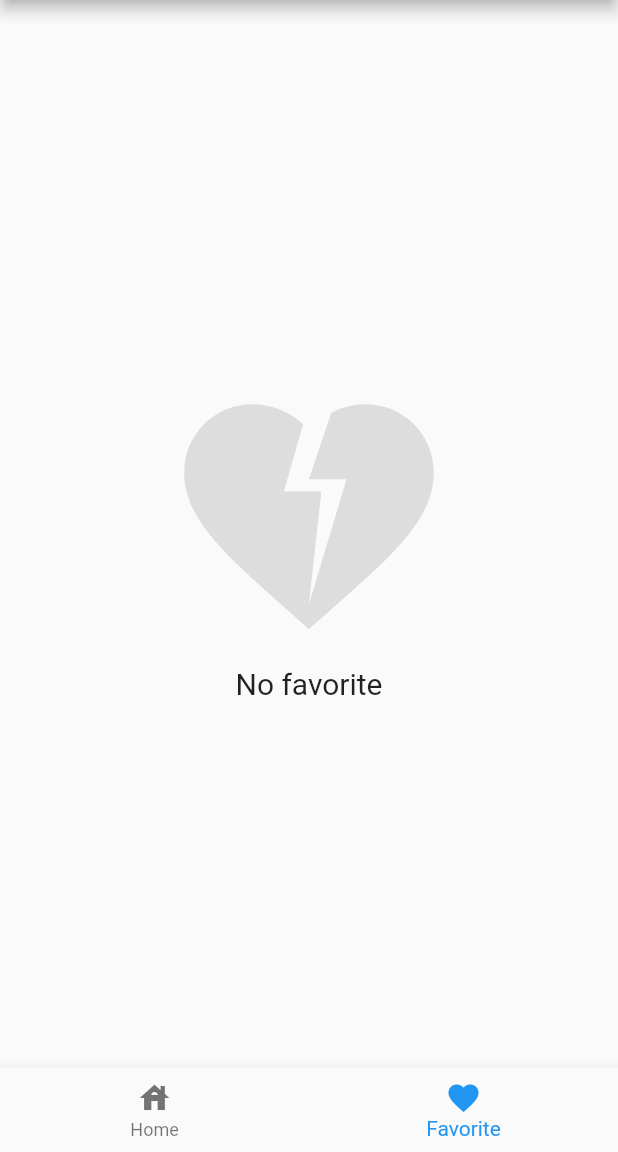
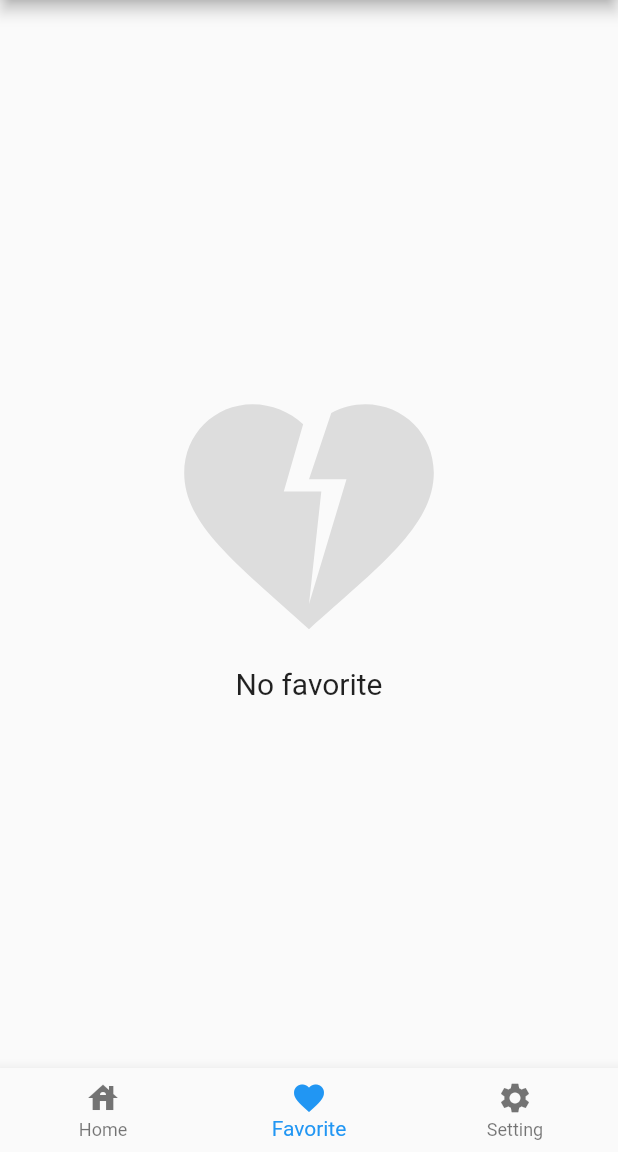
Before and after one commit to DhaniAM/Flutter-restaurant-app-1, a Flutter app: the screen it shows after launch, item 2 of the bottom bar chosen, on a phone screen of 412 x 824 dp, the part 84-1236 px from its top. Run offline on Flutter 3.47's test engine with Material 2 defaults, Android fonts, the phone set to English and light mode, and no system bars; our stand-ins replace flutter_local_notifications, rxdart, sqflite; missing offline and left inert: android_alarm_manager_plus; accounts and stored records are empty; network calls fail.

Commit message:
added bottomNavBar item for setting

```diff
--- a/lib/page/main_screen.dart
+++ b/lib/page/main_screen.dart
@@ -86,6 +86,10 @@ class _MainScreenState extends State<MainScreen> {
             icon: Icon(Icons.favorite_sharp),
             label: 'Favorite',
           ),
+          BottomNavigationBarItem(
+            icon: Icon(Icons.settings),
+            label: 'Setting',
+          ),
         ],
       ),
     );
```
